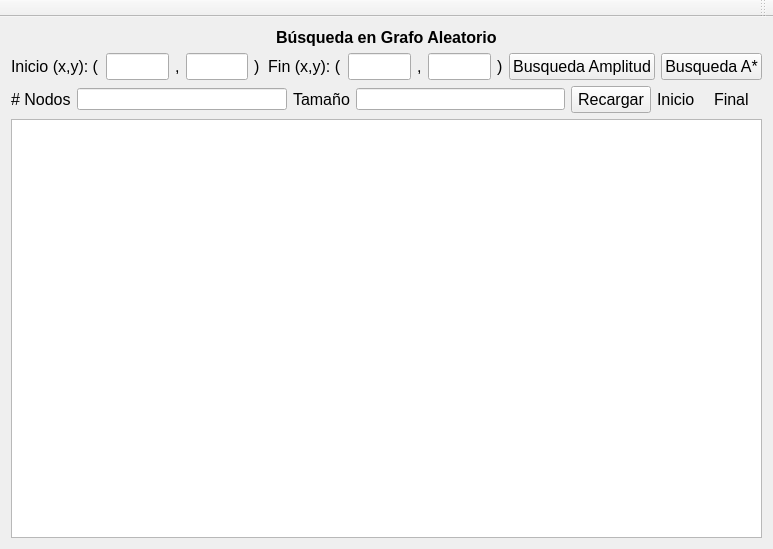
Qt form Grafo_poblaciones/mainwindow.ui (stormvolt/Genetico) before a commit.
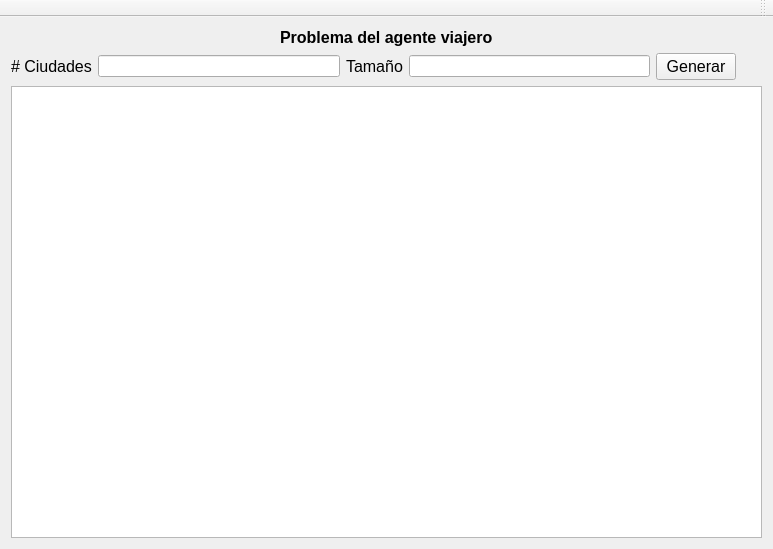
The same form after that commit.

Commit message: grafo funcionando

What changed in the file:
```diff
--- a/Grafo_poblaciones/mainwindow.ui
+++ b/Grafo_poblaciones/mainwindow.ui
@@ -28,134 +28,10 @@
        </font>
       </property>
       <property name="text">
-       <string>Búsqueda en Grafo Aleatorio</string>
+       <string>Problema del agente viajero</string>
       </property>
      </widget>
     </item>
-    <item>
-     <layout class="QHBoxLayout" name="horizontalLayout">
-      <item>
-       <widget class="QLabel" name="label">
-        <property name="font">
-         <font>
-          <pointsize>12</pointsize>
-         </font>
-        </property>
-        <property name="text">
-         <string>Inicio (x,y): (</string>
-        </property>
-       </widget>
-      </item>
-      <item>
-       <widget class="QLineEdit" name="i_x">
-        <property name="font">
-         <font>
-          <pointsize>12</pointsize>
-         </font>
-        </property>
-       </widget>
-      </item>
-      <item>
-       <widget class="QLabel" name="label_4">
-        <property name="font">
-         <font>
-          <pointsize>12</pointsize>
-         </font>
-        </property>
-        <property name="text">
-         <string>,</string>
-        </property>
-       </widget>
-      </item>
-      <item>
-       <widget class="QLineEdit" name="i_y">
-        <property name="font">
-         <font>
-          <pointsize>12</pointsize>
-         </font>
-        </property>
-       </widget>
-      </item>
-      <item>
-       <widget class="QLabel" name="label_2">
-        <property name="font">
-         <font>
-          <pointsize>12</pointsize>
-         </font>
-        </property>
-        <property name="text">
-         <string>)  Fin (x,y): (</string>
-        </property>
-       </widget>
-      </item>
-      <item>
-       <widget class="QLineEdit" name="f_x">
-        <property name="font">
-         <font>
-          <pointsize>12</pointsize>
-         </font>
-        </property>
-       </widget>
-      </item>
-      <item>
-       <widget class="QLabel" name="label_5">
-        <property name="font">
-         <font>
-          <pointsize>12</pointsize>
-         </font>
-        </property>
-        <property name="text">
-         <string>,</string>
-        </property>
-       </widget>
-      </item>
-      <item>
-       <widget class="QLineEdit" name="f_y">
-        <property name="font">
-         <font>
-          <pointsize>12</pointsize>
-         </font>
-        </property>
-       </widget>
-      </item>
-      <item>
-       <widget class="QLabel" name="label_6">
-        <property name="font">
-         <font>
-          <pointsize>12</pointsize>
-         </font>
-        </property>
-        <property name="text">
-         <string>)</string>
-        </property>
-       </widget>
-      </item>
-      <item>
-       <widget class="QPushButton" name="pushButton">
-        <property name="font">
-         <font>
-          <pointsize>12</pointsize>
-         </font>
-        </property>
-        <property name="text">
-         <string>Busqueda Amplitud</string>
-        </property>
-       </widget>
-      </item>
-      <item>
-       <widget class="QPushButton" name="pushButton_2">
-        <property name="font">
-         <font>
-          <pointsize>12</pointsize>
-         </font>
-        </property>
-        <property name="text">
-         <string>Busqueda A*</string>
-        </property>
-       </widget>
-      </item>
-     </layout>
-    </item>
     <item>
      <layout class="QVBoxLayout" name="verticalLayout_3">
       <property name="topMargin">
@@ -174,7 +50,7 @@
            </font>
           </property>
           <property name="text">
-           <string># Nodos</string>
+           <string># Ciudades</string>
           </property>
          </widget>
         </item>
@@ -204,22 +80,7 @@
            </font>
           </property>
           <property name="text">
-           <string>Recargar</string>
-          </property>
-         </widget>
-        </item>
-        <item>
-         <widget class="QLabel" name="lb_i">
-          <property name="font">
-           <font>
-            <pointsize>12</pointsize>
-           </font>
-          </property>
-          <property name="layoutDirection">
-           <enum>Qt::RightToLeft</enum>
-          </property>
-          <property name="text">
-           <string>Inicio</string>
+           <string>Generar</string>
           </property>
          </widget>
         </item>
@@ -230,18 +91,6 @@
           </property>
          </widget>
         </item>
-        <item>
-         <widget class="QLabel" name="lb_f">
-          <property name="font">
-           <font>
-            <pointsize>12</pointsize>
-           </font>
-          </property>
-          <property name="text">
-           <string>Final</string>
-          </property>
-         </widget>
-        </item>
         <item>
          <widget class="QLabel" name="label_10">
           <property name="text">
```
The commit also changes 6 other files.
